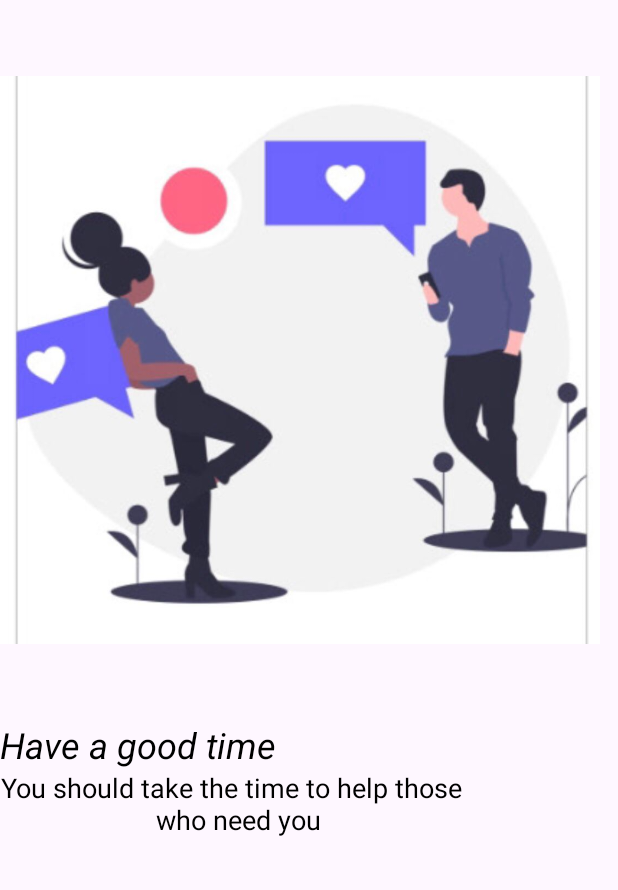
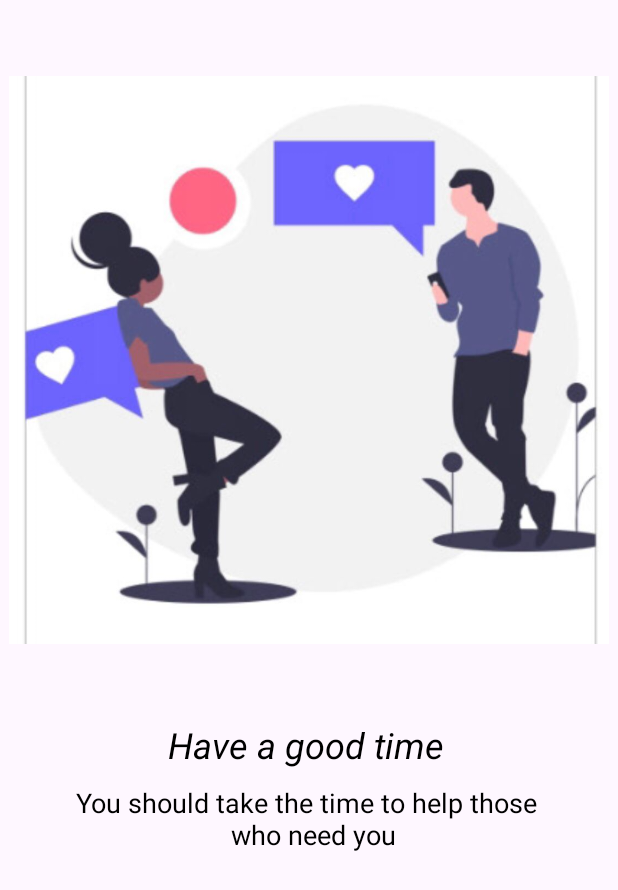
Before and after one commit to tahminakass/m5hw2, an Android app: the fragment OnBoardFragment shown on its own in the app's theme, on a phone screen of 412 x 824 dp. Shown: the top 890 px of the screen. Run offline under Robolectric (Android 15) with nearby library versions, the phone set to English and light mode, and no system bars.

Commit message:
homework5

```diff
--- a/app/src/main/AndroidManifest.xml
+++ b/app/src/main/AndroidManifest.xml
@@ -4,7 +4,7 @@
 
     <uses-permission android:name="android.permission.INTERNET"/>
     <application
-         android:name=".MyApplication"
+         android:name=".ui.fragments.onboard.MyApplication"
         android:allowBackup="true"
         android:dataExtractionRules="@xml/data_extraction_rules"
         android:fullBackupContent="@xml/backup_rules"
--- a/app/src/main/java/com/example/m5hw2/adapter/OnBoardPagerAdapter.kt
+++ b/app/src/main/java/com/example/m5hw2/adapter/OnBoardPagerAdapter.kt
@@ -6,6 +6,7 @@
 import com.example.m5hw2.R
 import com.example.m5hw2.ui.fragments.onboard.OnBoardFragment
 import com.example.m5hw2.ui.fragments.onboard.OnBoardPagingFragment
+import com.example.m5hw2.ui.fragments.onboard.OnBoardPagingFragment.Companion.ARG_ONBOARD_POSITION
 
 class OnBoardPagerAdapter(fragment: OnBoardFragment) : FragmentStateAdapter(fragment) {
     override fun getItemCount(): Int {
--- a/app/src/main/java/com/example/m5hw2/ui/fragments/FirstFragment.kt
+++ b/app/src/main/java/com/example/m5hw2/ui/fragments/FirstFragment.kt
@@ -16,7 +16,7 @@
     override fun onCreateView(
         inflater: LayoutInflater, container: ViewGroup?,
         savedInstanceState: Bundle?
-    ): View? {
+    ): View {
         return binding.root
     }
 
--- a/app/src/main/java/com/example/m5hw2/MyApplication.kt
+++ b/app/src/main/java/com/example/m5hw2/ui/fragments/onboard/MyApplication.kt
@@ -1,8 +1,8 @@
-package com.example.m5hw2
+package com.example.m5hw2.ui.fragments.onboard
 
 import android.app.Application
 import dagger.hilt.android.HiltAndroidApp
 
 @HiltAndroidApp
-class MyApplication: Application() {
+class MyApplication : Application() {
 }
--- a/app/src/main/java/com/example/m5hw2/ui/fragments/onboard/OnBoardFragment.kt
+++ b/app/src/main/java/com/example/m5hw2/ui/fragments/onboard/OnBoardFragment.kt
@@ -18,13 +18,16 @@
     override fun onCreateView(
         inflater: LayoutInflater, container: ViewGroup?,
         savedInstanceState: Bundle?
-    ): View? {
-        // Inflate the layout for this fragment
+    ): View {
         return binding.root
     }
 
     override fun onViewCreated(view: View, savedInstanceState: Bundle?) {
         super.onViewCreated(view, savedInstanceState)
+        initialize()
+    }
+
+    private fun initialize() {
         binding.viewPager2.adapter = OnBoardPagerAdapter(this)
     }
 }
--- a/app/src/main/res/layout/fragment_on_board.xml
+++ b/app/src/main/res/layout/fragment_on_board.xml
@@ -1,5 +1,5 @@
 <?xml version="1.0" encoding="utf-8"?>
-<FrameLayout xmlns:android="http://schemas.android.com/apk/res/android"
+<androidx.constraintlayout.widget.ConstraintLayout xmlns:android="http://schemas.android.com/apk/res/android"
     xmlns:tools="http://schemas.android.com/tools"
     android:layout_width="match_parent"
     android:layout_height="match_parent"
@@ -10,4 +10,4 @@
         android:layout_width="match_parent"
         android:layout_height="match_parent" />
 
-</FrameLayout>
+</androidx.constraintlayout.widget.ConstraintLayout>
--- a/app/src/main/res/layout/fragment_on_board_paging.xml
+++ b/app/src/main/res/layout/fragment_on_board_paging.xml
@@ -19,12 +19,12 @@
         android:id="@+id/tv_onboard"
         android:layout_width="wrap_content"
         android:layout_height="wrap_content"
-        android:layout_constraintEnd_toEndOf="parent"
         android:text="Have a good time"
         android:textColor="@color/black"
         android:textSize="24sp"
         android:textStyle="italic"
-        app:layout_constraintEnd_toEndOf="parent"
+        android:gravity="center"
+        app:layout_constraintEnd_toEndOf="@id/iv_onboard"
         app:layout_constraintStart_toStartOf="parent"
         app:layout_constraintTop_toBottomOf="@id/iv_onboard" />
 
@@ -36,6 +36,7 @@
         android:text="You should take the time to help those \n who need you"
         android:textColor="@color/black"
         android:textSize="18sp"
+        android:padding="10dp"
         app:layout_constraintEnd_toEndOf="parent"
         app:layout_constraintStart_toStartOf="parent"
         app:layout_constraintTop_toBottomOf="@id/tv_onboard" />
```
Also changed, not shown: app/src/main/java/com/example/m5hw2/ui/fragments/RegistrationFragment.kt (+5 -5 lines), app/src/main/java/com/example/m5hw2/ui/fragments/onboard/OnBoardPagingFragment.kt (+9 -7 lines), app/src/main/res/navigation/nav_graph.xml (+10 -31 lines).
